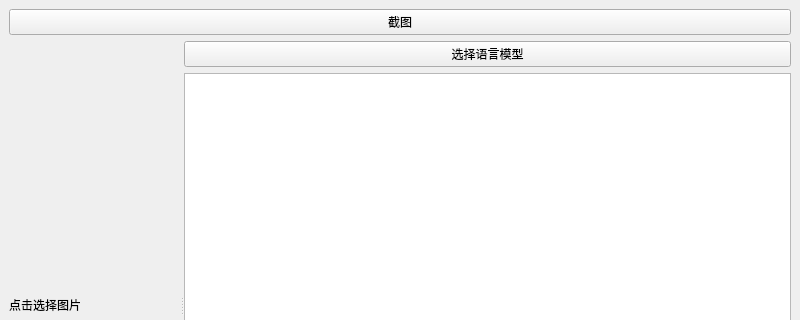
Old version of the form src/mainwindow.ui in the repository cathaysia/ocr; both pictures show x 0 to 800 and y 0 to 320 of the 800 by 600 pixel window.
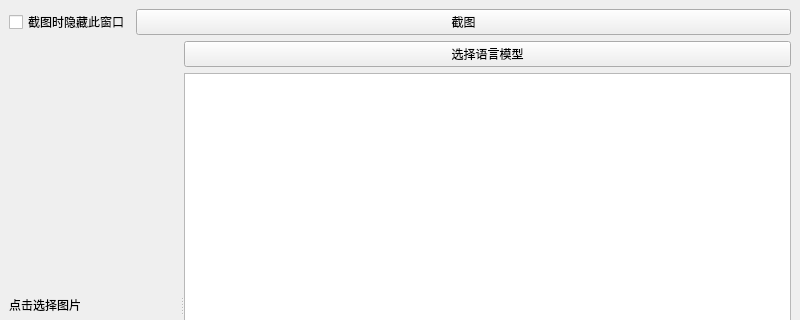
New version of the form.

Commit message: feat: 添加截图时隐藏自己的功能

```diff
--- a/src/mainwindow.ui
+++ b/src/mainwindow.ui
@@ -16,12 +16,29 @@
   <widget class="QWidget" name="centralwidget">
    <layout class="QVBoxLayout" name="verticalLayout_2">
     <item>
+     <layout class="QHBoxLayout" name="horizontalLayout">
+      <item>
+       <widget class="QCheckBox" name="cbox_hidden">
+        <property name="text">
+         <string>截图时隐藏此窗口</string>
+        </property>
+       </widget>
+      </item>
+      <item>
      <widget class="QPushButton" name="btn_capture">
+        <property name="sizePolicy">
+         <sizepolicy hsizetype="MinimumExpanding" vsizetype="Fixed">
+          <horstretch>0</horstretch>
+          <verstretch>0</verstretch>
+         </sizepolicy>
+        </property>
       <property name="text">
        <string>截图</string>
       </property>
      </widget>
     </item>
+     </layout>
+    </item>
     <item>
      <widget class="QSplitter" name="splitter">
       <property name="orientation">
```
Left out of the diff: 2 changed lines with no effect on the pictures. Lines whose indentation alone changed are shown as unchanged. The commit also changes 1 other file.
